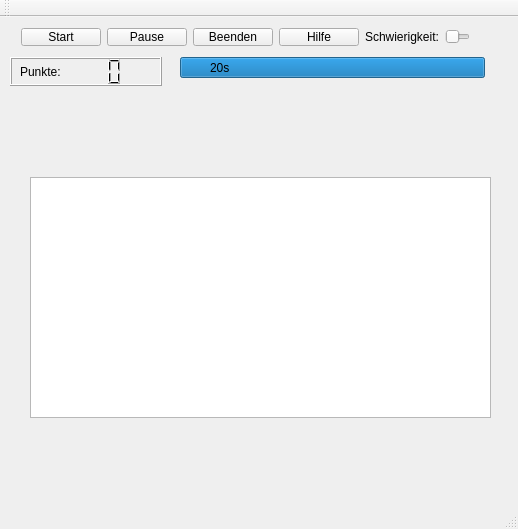
Old version of the form QtDHBWscapes.ui in the repository bernndd/QtDHBWscapes.
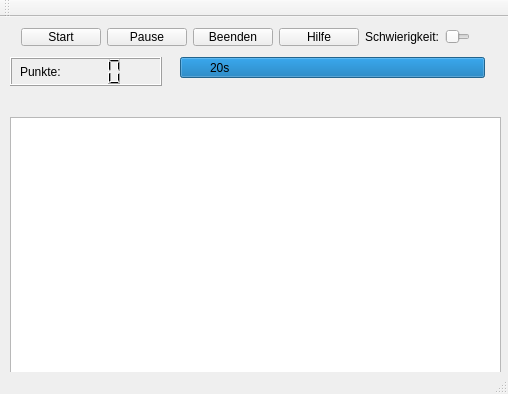
New version of the form. Icons and pictures are not drawn.

Commit message: verbesserungen des Verloren Bildschirms und dynamische erweiterung nach dem anzeigen des Logos

```diff
--- a/QtDHBWscapes.ui
+++ b/QtDHBWscapes.ui
@@ -6,8 +6,8 @@
    <rect>
     <x>0</x>
     <y>0</y>
-    <width>518</width>
-    <height>529</height>
+    <width>508</width>
+    <height>394</height>
    </rect>
   </property>
   <property name="windowTitle">
@@ -133,7 +133,7 @@
      <rect>
       <x>210</x>
       <y>40</y>
-      <width>31</width>
+      <width>101</width>
       <height>21</height>
      </rect>
     </property>
@@ -144,10 +144,10 @@
    <widget class="QGraphicsView" name="graphicsView">
     <property name="geometry">
      <rect>
-      <x>30</x>
-      <y>160</y>
-      <width>461</width>
-      <height>241</height>
+      <x>10</x>
+      <y>100</y>
+      <width>491</width>
+      <height>261</height>
      </rect>
     </property>
     <property name="styleSheet">
```
The commit also changes 2 other files.
